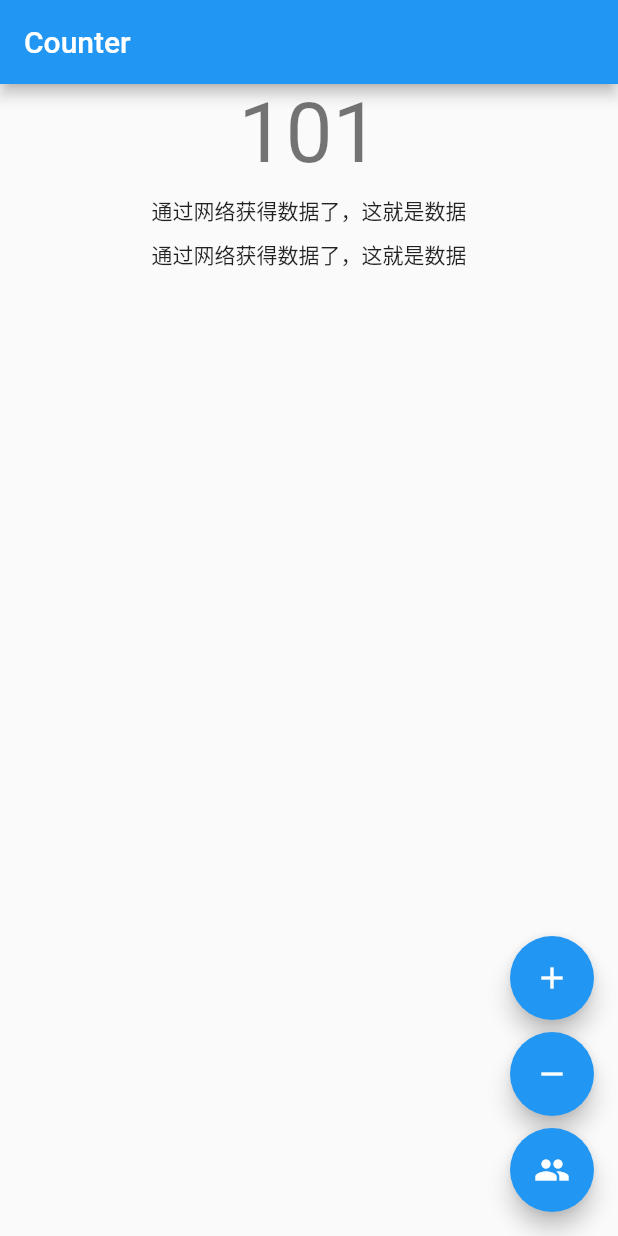
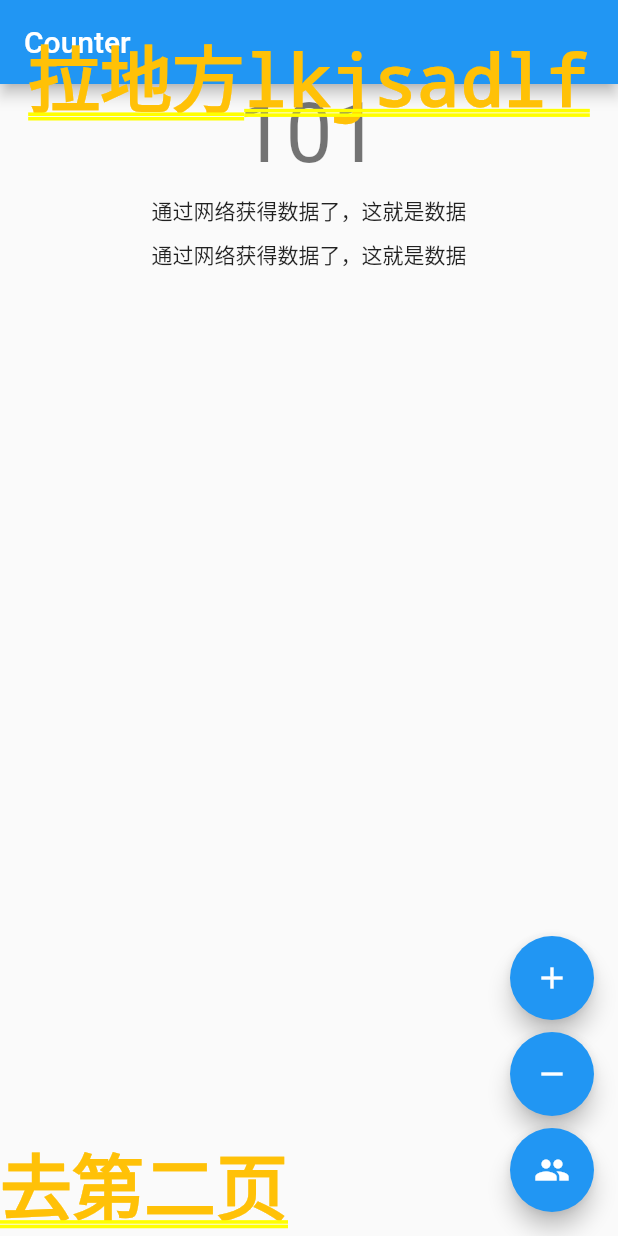
Before and after one commit to LPxfdDpp/flutter_shelf_cubit, a Flutter app: the screen it shows after launch, after a tap on the "add" icon, on a phone screen of 412 x 824 dp. Run offline on Flutter 3.47's test engine with Material 2 defaults, Android fonts, the phone set to English and light mode, and no system bars; our stand-ins replace bloc, easy_localization, flutter_bloc, freezed_annotation.

Commit message:
freezed + 规范的cubit +自定义主题

```diff
--- a/lib/main.dart
+++ b/lib/main.dart
@@ -1,7 +1,8 @@
 import 'package:flutter/material.dart';
 import 'package:untitledflutter/pages/one_page/one.dart';
-import 'package:flutter_localizations/flutter_localizations.dart';
 import 'package:easy_localization/easy_localization.dart';
+import 'package:untitledflutter/themes/my_theme.dart';
+
 
 void main() async {
   WidgetsFlutterBinding.ensureInitialized();
@@ -12,7 +13,12 @@ void main() async {
         supportedLocales: const [Locale('en'), Locale('zh')],
         path: 'assets/translations',
         fallbackLocale: const Locale('en'),
-        child: App()
+        child: ValueListenableBuilder(valueListenable: MyTheme.myThemeNotifier, builder: (_,__,___){
+
+          print("Theme 改变了 "+MyTheme.currentTheme.textStyles.ts01.color.toString());
+
+          return App();
+        })
     ),
   );
 }
--- a/lib/pages/one_page/one.dart
+++ b/lib/pages/one_page/one.dart
@@ -3,6 +3,8 @@ import 'package:flutter_bloc/flutter_bloc.dart';
 import 'package:untitledflutter/pages/one_page/cubits/cubit.dart';
 import 'package:untitledflutter/pages/one_page/repositories/repository1.dart';
 import 'package:untitledflutter/pages/one_page/views/counter_view.dart';
+import 'package:untitledflutter/pages/two_page/two.dart';
+import 'package:untitledflutter/themes/my_theme.dart';
 
 class One extends StatefulWidget {
   const One({Key? key}) : super(key: key);
@@ -14,6 +16,8 @@ class One extends StatefulWidget {
 class _OneState extends State<One> {
   @override
   Widget build(BuildContext context) {
+    print("-------------- build one");
+
     return MultiRepositoryProvider(
       providers: [
         RepositoryProvider<Repository1>(
@@ -28,7 +32,27 @@ class _OneState extends State<One> {
               create: (BuildContext context) => CounterCubit(context.read<Repository1>()),
             ),
           ],
-          child: CounterView()),
+          child: Stack(
+            children: [
+              CounterView(),
+              GestureDetector(
+                  behavior: HitTestBehavior.opaque,
+                  onTap: (){
+                    MyTheme.changeTheme();
+                  },
+                  child: SizedBox(
+                      height: 100,
+                      child: Center(child: Text("拉地方lkjsadlf",style: MyTheme.currentTheme.textStyles.ts01,)))),
+              Positioned(
+                bottom: 0,
+                child: GestureDetector(
+                    onTap: (){
+                      Navigator.of(context).push(MaterialPageRoute(builder: (_)=>Two()));
+                    },
+                    child: Text("去第二页",style: MyTheme.currentTheme.textStyles.ts01,)),
+              ),
+            ],
+          )),
     );
   }
 }
--- /dev/null
+++ b/lib/themes/my_text_styles.dart
@@ -0,0 +1,5 @@
+part of 'my_theme.dart';
+
+abstract class MyTextStyles {
+  TextStyle get ts01;
+}
--- /dev/null
+++ b/lib/themes/my_theme.dart
@@ -0,0 +1,21 @@
+import 'package:flutter/cupertino.dart';
+import 'package:untitledflutter/themes/theme1/theme1.dart';
+import 'package:untitledflutter/themes/theme2/theme2.dart';
+
+part 'my_text_styles.dart';
+
+abstract class MyTheme {
+  static MyTheme _currentTheme = Theme1();
+  static MyTheme get currentTheme => _currentTheme;
+  static ValueNotifier myThemeNotifier = ValueNotifier(currentTheme);
+  static changeTheme(){
+    if(_currentTheme.runtimeType == Theme1){
+      _currentTheme = Theme2();
+    }else{
+      _currentTheme = Theme1();
+    }
+    myThemeNotifier.value = _currentTheme;
+  }
+
+  MyTextStyles get textStyles;
+}
--- /dev/null
+++ b/lib/themes/theme1/theme1.dart
@@ -0,0 +1,10 @@
+import 'package:flutter/material.dart';
+import 'package:flutter/src/painting/text_style.dart';
+import 'package:untitledflutter/themes/my_theme.dart';
+
+part 'theme1_text_styles.dart';
+
+class Theme1 extends MyTheme{
+  @override
+  MyTextStyles get textStyles => Theme1TextStyles();
+}
--- /dev/null
+++ b/lib/themes/theme1/theme1_text_styles.dart
@@ -0,0 +1,6 @@
+part of 'theme1.dart';
+
+class Theme1TextStyles extends MyTextStyles{
+  @override
+  TextStyle get ts01 => const TextStyle(color: Colors.amber);
+}
--- /dev/null
+++ b/lib/themes/theme2/theme2.dart
@@ -0,0 +1,10 @@
+import 'package:flutter/material.dart';
+import 'package:flutter/src/painting/text_style.dart';
+import 'package:untitledflutter/themes/my_theme.dart';
+
+part 'theme2_text_styles.dart';
+
+class Theme2 extends MyTheme{
+  @override
+  MyTextStyles get textStyles => Theme2TextStyles();
+}
--- /dev/null
+++ b/lib/themes/theme2/theme2_text_styles.dart
@@ -0,0 +1,6 @@
+part of 'theme2.dart';
+
+class Theme2TextStyles extends MyTextStyles{
+  @override
+  TextStyle get ts01 => const TextStyle(color: Colors.deepPurple);
+}
```
Also changed, not shown: lib/pages/two_page/two.dart (added, +35 -0 lines), lib/forforfortesttesttest.dart (renamed from lib/tttest.dart).
